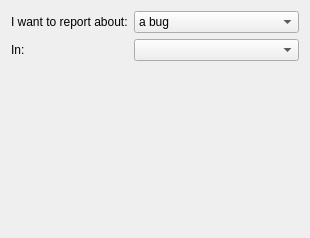
First picture: the form in src/plugins/dolozhee/reporttypepage.ui, repository 0xd34df00d/leechcraft, before the edit.
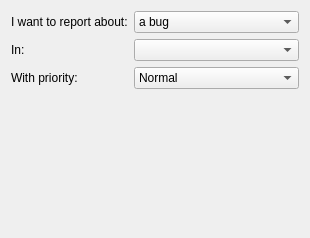
Second picture: the form after the edit.

The edit to the form file:
```diff
--- a/src/plugins/dolozhee/reporttypepage.ui
+++ b/src/plugins/dolozhee/reporttypepage.ui
@@ -52,6 +52,35 @@
      </property>
     </widget>
    </item>
+   <item row="2" column="0">
+    <widget class="QLabel" name="label_3">
+     <property name="text">
+      <string>With priority:</string>
+     </property>
+    </widget>
+   </item>
+   <item row="2" column="1">
+    <widget class="QComboBox" name="PriorityBox_">
+     <property name="currentIndex">
+      <number>1</number>
+     </property>
+     <item>
+      <property name="text">
+       <string>Low</string>
+      </property>
+     </item>
+     <item>
+      <property name="text">
+       <string>Normal</string>
+      </property>
+     </item>
+     <item>
+      <property name="text">
+       <string>High</string>
+      </property>
+     </item>
+    </widget>
+   </item>
   </layout>
  </widget>
  <resources/>
```
